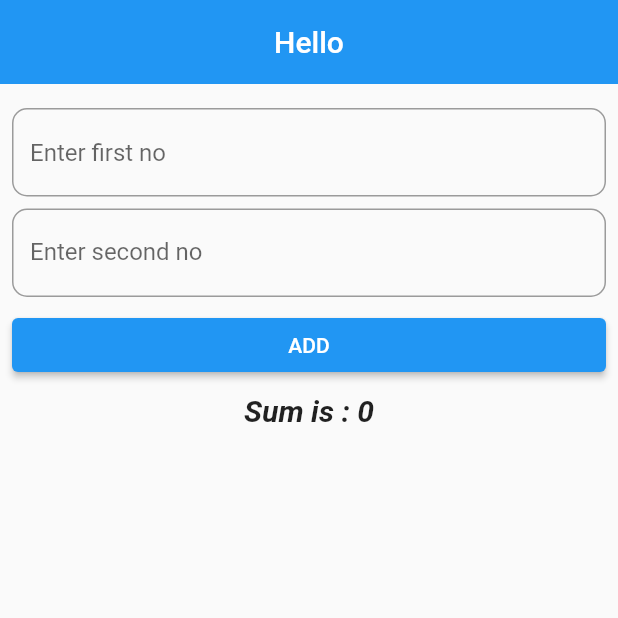
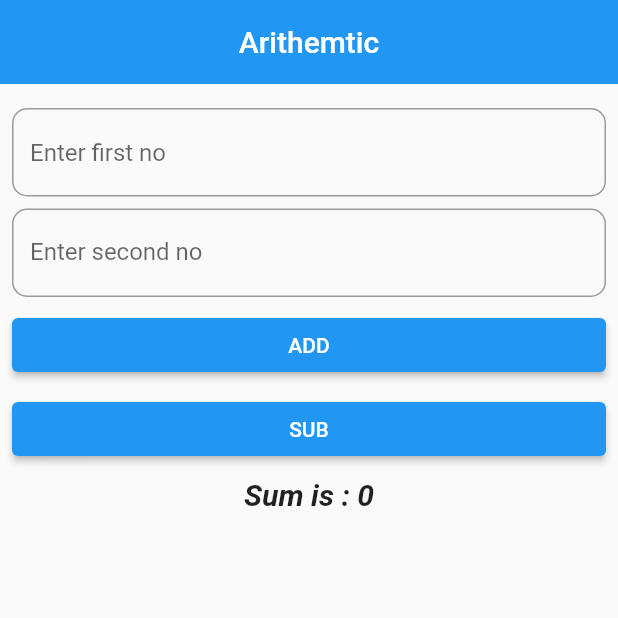
Before and after one commit to kiranrana8973/batch_30a, a Flutter app: the screen it shows after launch, after a tap on "ADD", on a phone screen of 412 x 824 dp, the top half of it. Run offline on Flutter 3.47's test engine with Material 2 defaults, Android fonts, the phone set to English and light mode, and no system bars.

Commit message:
Added arithmetic

```diff
--- /dev/null
+++ b/lib/app.dart
@@ -0,0 +1,14 @@
+import 'package:batch_30a/view/arithemtic_view.dart';
+import 'package:flutter/material.dart';
+
+class App extends StatelessWidget {
+  const App({super.key});
+
+  @override
+  Widget build(BuildContext context) {
+    return const MaterialApp(
+      debugShowCheckedModeBanner: false,
+      home: ArithmeticView(),
+    );
+  }
+}
--- a/lib/main.dart
+++ b/lib/main.dart
@@ -1,60 +1,9 @@
 import 'package:flutter/material.dart';
+
+import 'app.dart';
 
 void main() {
   runApp(
-    MaterialApp(
-      debugShowCheckedModeBanner: false,
-      home: Scaffold(
-        appBar: AppBar(
-          title: const Text('Hello'),
-          centerTitle: true,
-          elevation: 0,
-        ),
-        body: SingleChildScrollView(
-          child: Padding(
-            padding: const EdgeInsets.all(8.0),
-            child: Column(
-              children: [
-                const SizedBox(height: 8),
-                TextField(
-                  decoration: InputDecoration(
-                    hintText: 'Enter first no',
-                    border: OutlineInputBorder(
-                      borderRadius: BorderRadius.circular(10),
-                    ),
-                  ),
-                ),
-                const SizedBox(height: 8),
-                TextField(
-                  decoration: InputDecoration(
-                    labelText: 'Enter second no',
-                    border: OutlineInputBorder(
-                      borderRadius: BorderRadius.circular(10),
-                    ),
-                  ),
-                ),
-                const SizedBox(height: 8),
-                SizedBox(
-                  width: double.infinity,
-                  child: ElevatedButton(
-                    onPressed: () {},
-                    child: const Text('ADD'),
-                  ),
-                ),
-                const SizedBox(height: 8),
-                const Text(
-                  'Sum is : 0',
-                  style: TextStyle(
-                    fontSize: 20,
-                    fontStyle: FontStyle.italic,
-                    fontWeight: FontWeight.bold,
-                  ),
-                ),
-              ],
-            ),
-          ),
-        ),
-      ),
-    ),
+    const App(),
   );
 }
--- /dev/null
+++ b/lib/view/arithemtic_view.dart
@@ -0,0 +1,93 @@
+import 'package:flutter/material.dart';
+
+// final -> run time
+// const - > compile
+class ArithmeticView extends StatefulWidget {
+  const ArithmeticView({super.key});
+
+  @override
+  State<ArithmeticView> createState() => _ArithmeticViewState();
+}
+
+class _ArithmeticViewState extends State<ArithmeticView> {
+  int first = 0;
+  int second = 0;
+  int result = 0;
+
+  @override
+  Widget build(BuildContext context) {
+    return Scaffold(
+      appBar: AppBar(
+        title: const Text('Arithemtic'),
+        centerTitle: true,
+        elevation: 0,
+      ),
+      body: SingleChildScrollView(
+        child: Padding(
+          padding: const EdgeInsets.all(8.0),
+          child: Column(
+            children: [
+              const SizedBox(height: 8),
+              TextField(
+                onChanged: (value) {
+                  first = int.parse(value);
+                },
+                decoration: InputDecoration(
+                  hintText: 'Enter first no',
+                  border: OutlineInputBorder(
+                    borderRadius: BorderRadius.circular(10),
+                  ),
+                ),
+              ),
+              const SizedBox(height: 8),
+              TextField(
+                onChanged: (value) {
+                  second = int.parse(value);
+                },
+                decoration: InputDecoration(
+                  labelText: 'Enter second no',
+                  border: OutlineInputBorder(
+                    borderRadius: BorderRadius.circular(10),
+                  ),
+                ),
+              ),
+              const SizedBox(height: 8),
+              SizedBox(
+                width: double.infinity,
+                child: ElevatedButton(
+                  onPressed: () {
+                    setState(() {
+                      result = first + second;
+                    });
+                  },
+                  child: const Text('ADD'),
+                ),
+              ),
+              const SizedBox(height: 8),
+              SizedBox(
+                width: double.infinity,
+                child: ElevatedButton(
+                  onPressed: () {
+                    setState(() {
+                      result = first - second;
+                    });
+                  },
+                  child: const Text('SUB'),
+                ),
+              ),
+              const SizedBox(height: 8),
+              Text(
+                'Sum is : $result',
+                style: const TextStyle(
+                  fontSize: 20,
+                  fontStyle: FontStyle.italic,
+                  fontWeight: FontWeight.bold,
+                ),
+              ),
+            ],
+          ),
+        ),
+      ),
+    );
+  }
+}
--- /dev/null
+++ b/lib/view/si_view.dart
@@ -0,0 +1,14 @@
+import 'package:flutter/material.dart';
+
+class SiView extends StatelessWidget {
+  const SiView({super.key});
+
+  @override
+  Widget build(BuildContext context) {
+    return Scaffold(
+      appBar: AppBar(
+        title: const Text('SIasdasd'),
+      ),
+    );
+  }
+}
```
